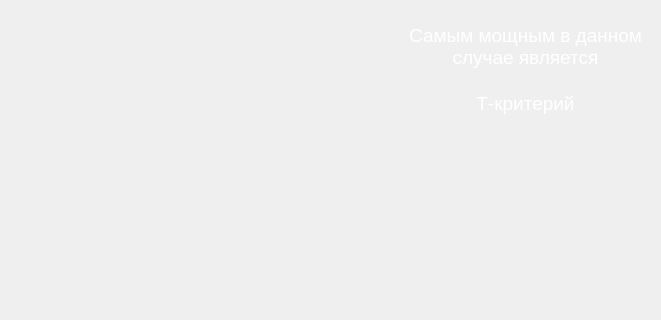
Qt form untitled2.ui (C1sq/PyMi) before a commit; both pictures show x 0 to 661 and y 0 to 320 of the 661 by 516 pixel window.
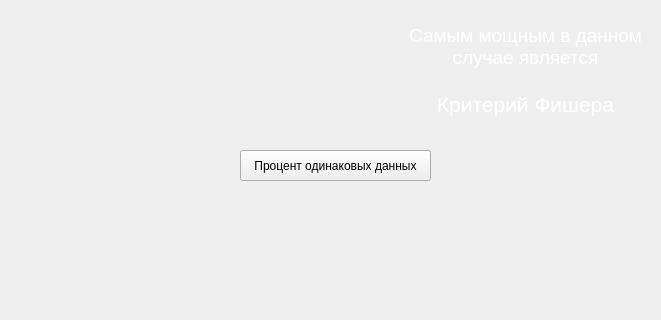
The same form after that commit.

```diff
--- a/untitled2.ui
+++ b/untitled2.ui
@@ -49,7 +49,7 @@
 &lt;/style&gt;&lt;/head&gt;&lt;body style=&quot; font-family:'MS Shell Dlg 2'; font-size:16px; font-weight:400; font-style:normal;&quot;&gt;
 &lt;p align=&quot;center&quot; style=&quot; margin-top:0px; margin-bottom:0px; margin-left:0px; margin-right:0px; -qt-block-indent:0; text-indent:0px;&quot;&gt;&lt;span style=&quot; font-size:14pt;&quot;&gt;Самым мощным в данном случае является&lt;/span&gt;&lt;/p&gt;
 &lt;p align=&quot;center&quot; style=&quot; margin-top:0px; margin-bottom:0px; margin-left:0px; margin-right:0px; -qt-block-indent:0; text-indent:0px;&quot;&gt;&lt;span style=&quot; font-size:14pt;&quot;&gt; &lt;/span&gt;&lt;/p&gt;
-&lt;p align=&quot;center&quot; style=&quot; margin-top:0px; margin-bottom:0px; margin-left:0px; margin-right:0px; -qt-block-indent:0; text-indent:0px;&quot;&gt;&lt;span style=&quot; font-size:14pt;&quot;&gt;Т-критерий&lt;/span&gt;&lt;/p&gt;&lt;/body&gt;&lt;/html&gt;</string>
+&lt;p align=&quot;center&quot; style=&quot; margin-top:0px; margin-bottom:0px; margin-left:0px; margin-right:0px; -qt-block-indent:0; text-indent:0px;&quot;&gt;&lt;span style=&quot; font-size:16pt;&quot;&gt;Критерий Фишера&lt;/span&gt;&lt;/p&gt;&lt;/body&gt;&lt;/html&gt;</string>
    </property>
    <property name="acceptRichText">
     <bool>true</bool>
@@ -106,6 +106,19 @@
     </rect>
    </property>
   </widget>
+  <widget class="QPushButton" name="pushButton">
+   <property name="geometry">
+    <rect>
+     <x>240</x>
+     <y>150</y>
+     <width>191</width>
+     <height>31</height>
+    </rect>
+   </property>
+   <property name="text">
+    <string>Процент одинаковых данных</string>
+   </property>
+  </widget>
  </widget>
  <resources/>
  <connections/>
```
